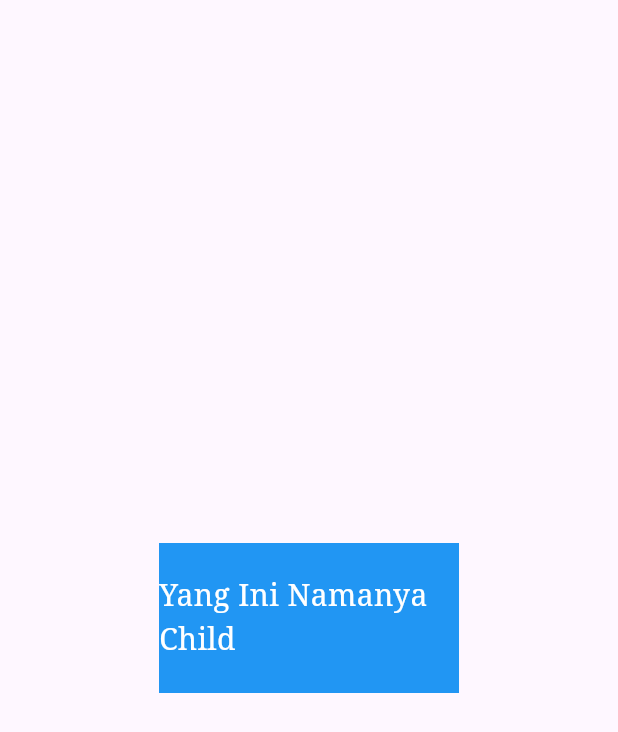
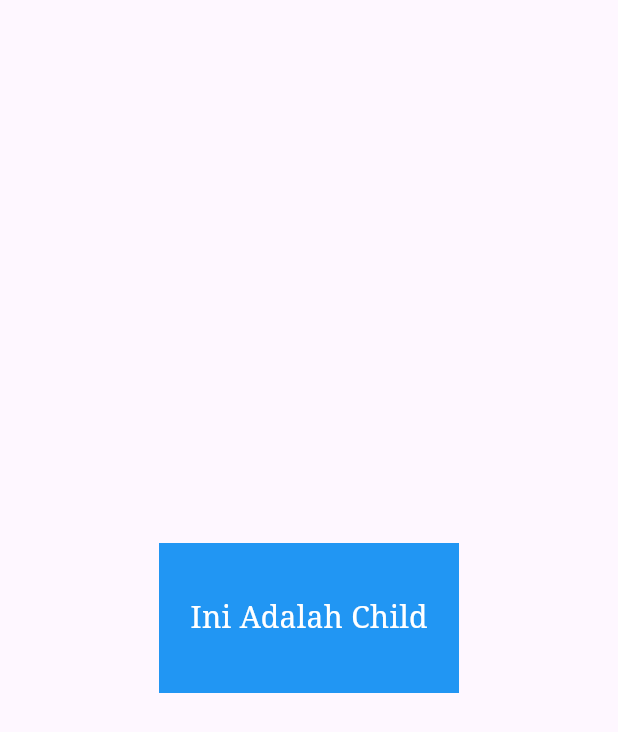
Before and after one commit to DavidHariadi/latihan_flutter_1, a Flutter app: the screen it shows after launch, on a phone screen of 412 x 824 dp. Shown: the top 732 px of the screen. Run offline on Flutter 3.47's test engine with Material 3 defaults, Android fonts, the phone set to English and light mode, and no system bars.

Commit message:
second commit

```diff
--- a/lib/main.dart
+++ b/lib/main.dart
@@ -18,7 +18,7 @@ class MainApp extends StatelessWidget {
             height: 100,
             child: const Center(
               child: Text(
-                "Yang Ini Namanya Child",
+                "Ini Adalah Child",
                 style: TextStyle(
                     color: Colors.white, fontFamily: "Serif", fontSize: 20.0),
               ),
```
